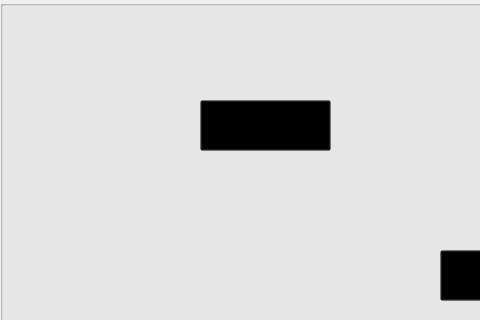
This is FeedingFrenzy/homescreencontroller.ui in MATF-RS19/RS008-feeding-frenzy as Qt 5 draws it before an edit; both pictures show x 0 to 480 and y 0 to 320 of the 788 by 473 pixel window. The edited form follows.
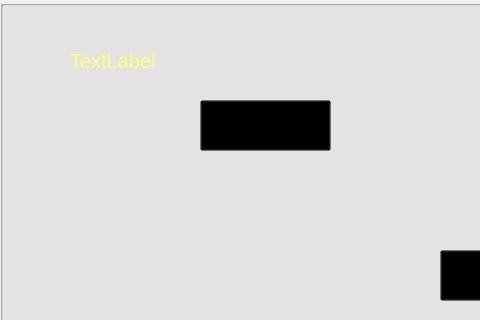
This is the edited form. Icons and pictures are not drawn.

What changed in the file:
```diff
--- a/FeedingFrenzy/homescreencontroller.ui
+++ b/FeedingFrenzy/homescreencontroller.ui
@@ -169,9 +169,92 @@
      <string/>
     </property>
    </widget>
+   <widget class="QWidget" name="background" native="true">
+    <property name="geometry">
+     <rect>
+      <x>0</x>
+      <y>0</y>
+      <width>800</width>
+      <height>450</height>
+     </rect>
+    </property>
+    <property name="styleSheet">
+     <string notr="true">background-image: url(:/images/background.jpg);</string>
+    </property>
+   </widget>
+   <widget class="QGroupBox" name="mainScreenUIGroup">
+    <property name="geometry">
+     <rect>
+      <x>0</x>
+      <y>0</y>
+      <width>800</width>
+      <height>450</height>
+     </rect>
+    </property>
+    <property name="title">
+     <string/>
+    </property>
+    <widget class="QLabel" name="testLabel">
+     <property name="geometry">
+      <rect>
+       <x>70</x>
+       <y>40</y>
+       <width>111</width>
+       <height>41</height>
+      </rect>
+     </property>
+     <property name="palette">
+      <palette>
+       <active>
+        <colorrole role="WindowText">
+         <brush brushstyle="SolidPattern">
+          <color alpha="255">
+           <red>255</red>
+           <green>255</green>
+           <blue>127</blue>
+          </color>
+         </brush>
+        </colorrole>
+       </active>
+       <inactive>
+        <colorrole role="WindowText">
+         <brush brushstyle="SolidPattern">
+          <color alpha="255">
+           <red>255</red>
+           <green>255</green>
+           <blue>127</blue>
+          </color>
+         </brush>
+        </colorrole>
+       </inactive>
+       <disabled>
+        <colorrole role="WindowText">
+         <brush brushstyle="SolidPattern">
+          <color alpha="255">
+           <red>120</red>
+           <green>120</green>
+           <blue>120</blue>
+          </color>
+         </brush>
+        </colorrole>
+       </disabled>
+      </palette>
+     </property>
+     <property name="font">
+      <font>
+       <pointsize>15</pointsize>
+      </font>
+     </property>
+     <property name="text">
+      <string>TextLabel</string>
+     </property>
+    </widget>
+   </widget>
+   <zorder>background</zorder>
    <zorder>howToPlayGroup</zorder>
    <zorder>homeScreenGroup</zorder>
    <zorder>mainScreenGroup</zorder>
+   <zorder>mainScreenUIGroup</zorder>
   </widget>
   <widget class="QMenuBar" name="menubar">
    <property name="geometry">
@@ -179,7 +262,7 @@
      <x>0</x>
      <y>0</y>
      <width>788</width>
-     <height>25</height>
+     <height>21</height>
     </rect>
    </property>
   </widget>
```
